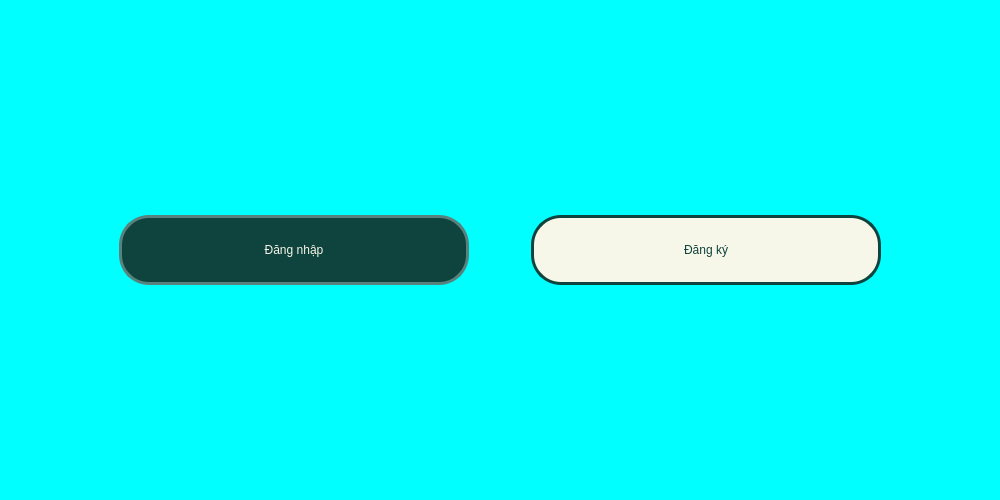
First picture: the form in ui/home/Home.ui, repository nguyenbphan12001-rimzy/Do-an-cuoi-ki-Nhom8_KTLT, before the edit.
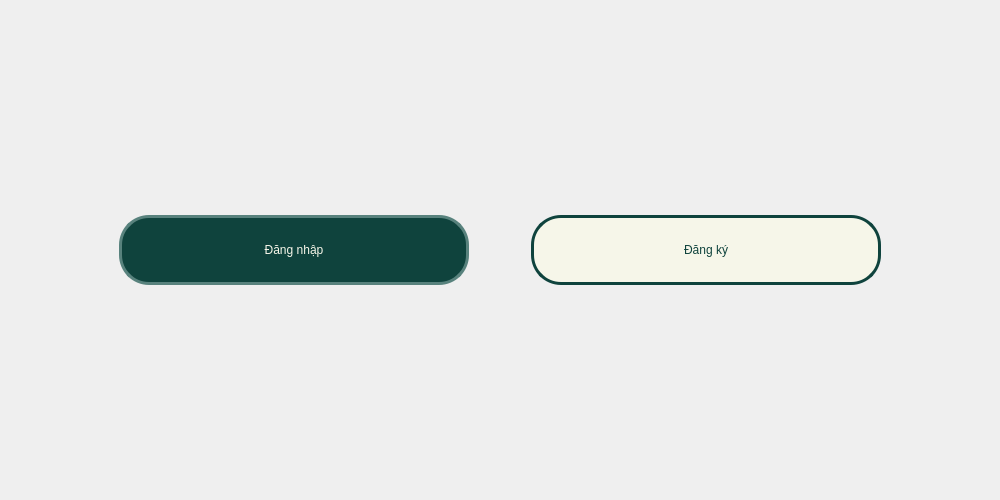
Second picture: the form after the edit. Icons and pictures are not drawn.

```diff
--- a/ui/home/Home.ui
+++ b/ui/home/Home.ui
@@ -14,10 +14,8 @@
    <string>MainWindow</string>
   </property>
   <property name="styleSheet">
-   <string notr="true">QMainWindow{
-border-image:url(:/pic/Home.png);
-background-color: rgb(0,255,255);
-}</string>
+   <string notr="true">#centralwidget{
+border-image:url(D:/Nam1/KTLT/DoAn/images/Home.png)}</string>
   </property>
   <widget class="QWidget" name="centralwidget">
    <layout class="QVBoxLayout" name="verticalLayout">
```
